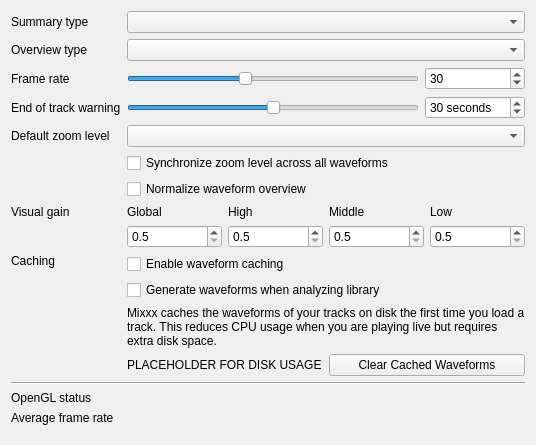
Before: the Qt Designer form src/preferences/dialog/dlgprefwaveformdlg.ui in ninomp/mixxx, drawn with Qt 5.
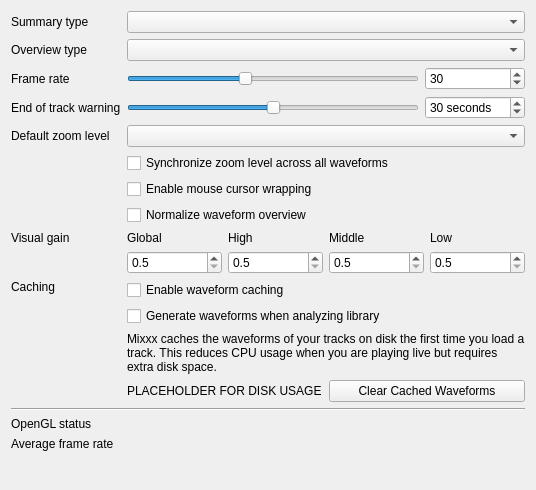
After: the same form once the commit is applied.

Commit message: Add preference option for enabling mouse cursor wrapping

```diff
--- a/src/preferences/dialog/dlgprefwaveformdlg.ui
+++ b/src/preferences/dialog/dlgprefwaveformdlg.ui
@@ -7,7 +7,7 @@
     <x>0</x>
     <y>0</y>
     <width>536</width>
-    <height>445</height>
+    <height>490</height>
    </rect>
   </property>
   <property name="windowTitle">
@@ -16,7 +16,7 @@
   <layout class="QGridLayout" name="gridLayout">
    <item row="0" column="0">
     <layout class="QGridLayout" name="gridLayout_2">
-     <item row="7" column="0">
+     <item row="8" column="0">
       <widget class="QLabel" name="visualGainLabel">
        <property name="text">
         <string>Visual gain</string>
@@ -57,14 +57,14 @@
        </property>
       </widget>
      </item>
-     <item row="6" column="1">
+     <item row="7" column="1">
       <widget class="QCheckBox" name="normalizeOverviewCheckBox">
        <property name="text">
         <string>Normalize waveform overview</string>
        </property>
       </widget>
      </item>
-     <item row="10" column="1">
+     <item row="11" column="1">
       <widget class="QLabel" name="openGlStatusIcon">
        <property name="toolTip">
         <string>Displays which OpenGL version is supported by the current platform.</string>
@@ -93,7 +93,7 @@
        </property>
       </widget>
      </item>
-     <item row="11" column="0">
+     <item row="12" column="0">
       <widget class="QLabel" name="openGlStatusLabel_2">
        <property name="toolTip">
         <string/>
@@ -122,14 +122,14 @@
      <item row="4" column="1" colspan="3">
       <widget class="QComboBox" name="defaultZoomComboBox"/>
      </item>
-     <item row="9" column="0" colspan="4">
+     <item row="10" column="0" colspan="4">
       <widget class="Line" name="line">
        <property name="orientation">
         <enum>Qt::Horizontal</enum>
        </property>
       </widget>
      </item>
-     <item row="10" column="0">
+     <item row="11" column="0">
       <widget class="QLabel" name="openGlStatusLabel">
        <property name="toolTip">
         <string/>
@@ -164,7 +164,7 @@
        </property>
       </widget>
      </item>
-     <item row="7" column="1" colspan="3">
+     <item row="8" column="1" colspan="3">
       <layout class="QGridLayout" name="gridLayout_3">
        <item row="1" column="2">
         <widget class="QDoubleSpinBox" name="midVisualGain">
@@ -320,7 +320,7 @@
        </property>
       </widget>
      </item>
-     <item row="11" column="1">
+     <item row="12" column="1">
       <widget class="QLabel" name="frameRateAverage">
        <property name="toolTip">
         <string>Displays the actual frame rate.</string>
@@ -410,7 +410,7 @@
        </property>
       </widget>
      </item>
-     <item row="8" column="0">
+     <item row="9" column="0">
       <widget class="QLabel" name="cachedWaveforms">
        <property name="text">
         <string>Caching</string>
@@ -420,7 +420,7 @@
        </property>
       </widget>
      </item>
-     <item row="8" column="1" colspan="3">
+     <item row="9" column="1" colspan="3">
       <layout class="QGridLayout" name="cachingGridLayout">
        <item row="3" column="1">
         <widget class="QPushButton" name="clearCachedWaveforms">
@@ -465,6 +465,13 @@
        </item>
       </layout>
      </item>
+     <item row="6" column="1" colspan="3">
+      <widget class="QCheckBox" name="wrapMouseCursorCheckBox">
+       <property name="text">
+        <string>Enable mouse cursor wrapping</string>
+       </property>
+      </widget>
+     </item>
     </layout>
    </item>
    <item row="1" column="0">
```
The commit also changes 3 other files.
